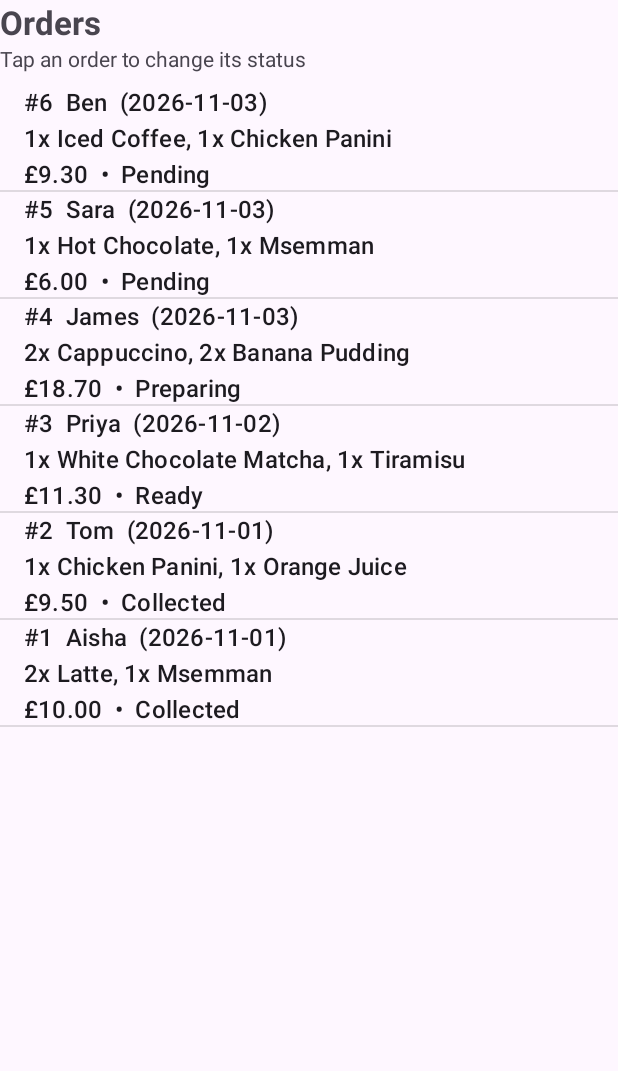
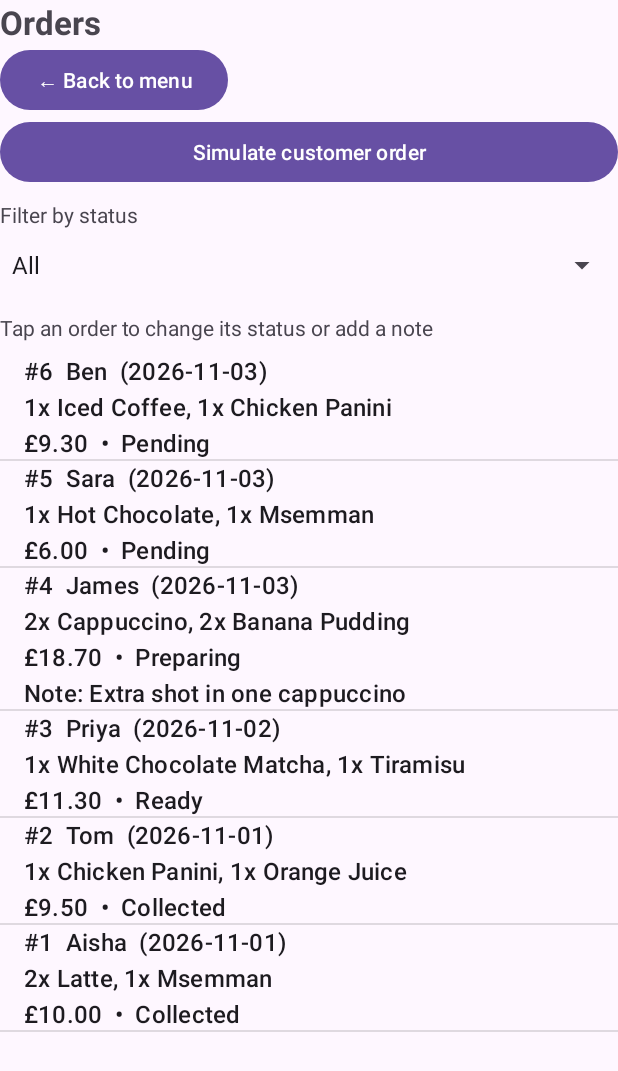
Before and after one commit to hamradsaad/CTEC3703-SmartCafeAdmin, an Android app: the screen it shows after launch (OrdersActivity), after a tap on "View orders", on a phone screen of 412 x 824 dp. Shown: the top 1071 px of the screen. Run offline under Robolectric (Android 15) with nearby library versions, the phone set to English and light mode, and no system bars; 1 other tap on this screen came first.

Commit message:
Add order simulator, status filter, order notes, menu descriptions, sample menu and back button

```diff
--- a/app/src/main/java/com/example/smartcafeadmin/DatabaseHelper.kt
+++ b/app/src/main/java/com/example/smartcafeadmin/DatabaseHelper.kt
@@ -134,6 +134,28 @@ class DatabaseHelper(context: Context) :
         return rows
     }
 
+    fun addSampleMenuIfEmpty() {
+        val db = readableDatabase
+        val cursor = db.rawQuery("SELECT COUNT(*) FROM MenuItems", null)
+        cursor.moveToFirst()
+        val count = cursor.getInt(0)
+        cursor.close()
+        db.close()
+
+        if (count == 0) {
+            addMenuItem("Latte", "Hot Drinks", 3.50, true, "Espresso with steamed milk")
+            addMenuItem("Cappuccino", "Hot Drinks", 3.40, true, "Espresso with foamed milk")
+            addMenuItem("Hot Chocolate", "Hot Drinks", 3.00, true, "Rich chocolate with steamed milk")
+            addMenuItem("White Chocolate Matcha", "Hot Drinks", 4.80, true, "Matcha latte with white chocolate")
+            addMenuItem("Iced Coffee", "Cold Drinks", 2.80, true, "Chilled coffee over ice")
+            addMenuItem("Orange Juice", "Cold Drinks", 3.00, true, "Freshly squeezed")
+            addMenuItem("Chicken Panini", "Food", 6.50, true, "Toasted panini with chicken and cheese")
+            addMenuItem("Msemman", "Food", 3.00, true, "Moroccan flatbread")
+            addMenuItem("Tiramisu", "Desserts", 6.50, true, "Coffee-soaked sponge with mascarpone")
+            addMenuItem("Banana Pudding", "Desserts", 5.95, true, "Layered banana, custard and biscuits")
+        }
+    }
+
     // ---------- Orders ----------
 
     private fun orderFrom(c: Cursor) = Order(
--- a/app/src/main/java/com/example/smartcafeadmin/MainActivity.kt
+++ b/app/src/main/java/com/example/smartcafeadmin/MainActivity.kt
@@ -21,6 +21,7 @@ class MainActivity : AppCompatActivity() {
     private lateinit var editName: EditText
     private lateinit var editCategory: EditText
     private lateinit var editPrice: EditText
+    private lateinit var editDescription: EditText
     private lateinit var checkAvailable: CheckBox
     private lateinit var buttonAdd: Button
 
@@ -38,10 +39,12 @@ class MainActivity : AppCompatActivity() {
         }
 
         db = DatabaseHelper(this)
+        db.addSampleMenuIfEmpty()
 
         editName = findViewById(R.id.editName)
         editCategory = findViewById(R.id.editCategory)
         editPrice = findViewById(R.id.editPrice)
+        editDescription = findViewById(R.id.editDescription)
         checkAvailable = findViewById(R.id.checkAvailable)
         buttonAdd = findViewById(R.id.buttonAdd)
         listMenu = findViewById(R.id.listMenu)
@@ -63,6 +66,7 @@ class MainActivity : AppCompatActivity() {
             editName.setText(item.name)
             editCategory.setText(item.category)
             editPrice.setText(item.price.toString())
+            editDescription.setText(item.description)
             checkAvailable.isChecked = item.available
             buttonAdd.text = "Update item"
         }
@@ -88,22 +92,23 @@ class MainActivity : AppCompatActivity() {
         val name = editName.text.toString().trim()
         val category = editCategory.text.toString().trim()
         val price = editPrice.text.toString().toDoubleOrNull()
+        val description = editDescription.text.toString().trim()
 
-        if (name.isEmpty() || category.isEmpty() || price == null) {
+        if (name.isEmpty() || category.isEmpty() || price == null || price <= 0) {
             Toast.makeText(this, "Please enter a name, category and valid price", Toast.LENGTH_SHORT).show()
             return
         }
 
         val current = selectedItem
         if (current == null) {
-            val result = db.addMenuItem(name, category, price, checkAvailable.isChecked)
+            val result = db.addMenuItem(name, category, price, checkAvailable.isChecked, description)
             if (result == -1L) {
                 Toast.makeText(this, "Could not save item", Toast.LENGTH_SHORT).show()
                 return
             }
             Toast.makeText(this, "$name added", Toast.LENGTH_SHORT).show()
         } else {
-            val updated = MenuItem(current.id, name, category, price, checkAvailable.isChecked)
+            val updated = MenuItem(current.id, name, category, price, checkAvailable.isChecked, description)
             db.updateMenuItem(updated)
             Toast.makeText(this, "$name updated", Toast.LENGTH_SHORT).show()
         }
@@ -116,6 +121,7 @@ class MainActivity : AppCompatActivity() {
         editName.text.clear()
         editCategory.text.clear()
         editPrice.text.clear()
+        editDescription.text.clear()
         checkAvailable.isChecked = true
         selectedItem = null
         buttonAdd.text = "Add item"
@@ -125,7 +131,11 @@ class MainActivity : AppCompatActivity() {
         menuItems = db.getAllMenuItems()
         val lines = menuItems.map { item ->
             val status = if (item.available) "Available" else "Sold out"
-            "${item.name}  |  ${item.category}  |  £${"%.2f".format(item.price)}  |  $status"
+            var line = "${item.name}  |  ${item.category}  |  £${"%.2f".format(item.price)}  |  $status"
+            if (item.description.isNotEmpty()) {
+                line += "\n${item.description}"
+            }
+            line
         }
         listMenu.adapter = ArrayAdapter(this, android.R.layout.simple_list_item_1, lines)
     }
--- a/app/src/main/java/com/example/smartcafeadmin/OrdersActivity.kt
+++ b/app/src/main/java/com/example/smartcafeadmin/OrdersActivity.kt
@@ -1,21 +1,36 @@
 package com.example.smartcafeadmin
 
 import android.os.Bundle
+import android.view.View
+import android.widget.AdapterView
 import android.widget.ArrayAdapter
+import android.widget.Button
+import android.widget.EditText
 import android.widget.ListView
+import android.widget.Spinner
 import android.widget.Toast
 import androidx.activity.enableEdgeToEdge
 import androidx.appcompat.app.AlertDialog
 import androidx.appcompat.app.AppCompatActivity
 import androidx.core.view.ViewCompat
 import androidx.core.view.WindowInsetsCompat
+import java.text.SimpleDateFormat
+import java.util.Date
+import java.util.Locale
 
 class OrdersActivity : AppCompatActivity() {
 
     private lateinit var db: DatabaseHelper
     private lateinit var listOrders: ListView
+    private lateinit var spinnerFilter: Spinner
     private var orders: List<Order> = emptyList()
+
     private val statuses = arrayOf("Pending", "Preparing", "Ready", "Collected")
+    private val filterOptions = arrayOf("All", "Pending", "Preparing", "Ready", "Collected")
+
+    // Fictional data used by the customer simulator
+    private val customerNames = listOf("Aisha", "Tom", "Priya", "James", "Sara", "Ben", "Yusuf", "Chloe", "Omar", "Emily")
+    private val sampleNotes = listOf("", "", "", "Extra shot", "No sugar", "Oat milk please", "Takeaway", "Extra hot")
 
     override fun onCreate(savedInstanceState: Bundle?) {
         super.onCreate(savedInstanceState)
@@ -29,32 +44,123 @@ class OrdersActivity : AppCompatActivity() {
 
         db = DatabaseHelper(this)
         listOrders = findViewById(R.id.listOrders)
+        spinnerFilter = findViewById(R.id.spinnerFilter)
 
         db.addSampleOrdersIfEmpty()
-        showOrders()
+        findViewById<Button>(R.id.buttonBack).setOnClickListener {
+            finish()
+        }
 
+        // Filter by status
+        spinnerFilter.adapter = ArrayAdapter(this, android.R.layout.simple_spinner_dropdown_item, filterOptions)
+        spinnerFilter.onItemSelectedListener = object : AdapterView.OnItemSelectedListener {
+            override fun onItemSelected(parent: AdapterView<*>?, view: View?, position: Int, id: Long) {
+                showOrders()
+            }
+            override fun onNothingSelected(parent: AdapterView<*>?) {}
+        }
+
+        // Customer simulator
+        findViewById<Button>(R.id.buttonSimulate).setOnClickListener {
+            simulateCustomerOrder()
+        }
+
+        // Tap an order: show details, change status or edit note
         listOrders.setOnItemClickListener { _, _, position, _ ->
-            val order = orders[position]
-            AlertDialog.Builder(this)
-                .setTitle("Order #${order.id} – ${order.customerName}")
-                .setItems(statuses) { _, which ->
-                    val newStatus = statuses[which]
-                    db.updateOrderStatus(order.id, newStatus)
-                    Toast.makeText(this, "Order #${order.id} is now $newStatus", Toast.LENGTH_SHORT).show()
-                    showOrders()
-                }
-                .setNegativeButton("Cancel", null)
-                .show()
+            showOrderDetails(orders[position])
         }
     }
 
     private fun showOrders() {
-        orders = db.getAllOrders()
+        val filter = spinnerFilter.selectedItem?.toString() ?: "All"
+        orders = if (filter == "All") db.getAllOrders() else db.getOrdersByStatus(filter)
+
         val lines = orders.map { order ->
-            "#${order.id}  ${order.customerName}  (${order.orderDate})\n" +
+            var line = "#${order.id}  ${order.customerName}  (${order.orderDate})\n" +
                     "${order.items}\n" +
                     "£${"%.2f".format(order.total)}  •  ${order.status}"
+            if (order.notes.isNotEmpty()) {
+                line += "\nNote: ${order.notes}"
+            }
+            line
         }
         listOrders.adapter = ArrayAdapter(this, android.R.layout.simple_list_item_1, lines)
+
+        if (orders.isEmpty()) {
+            Toast.makeText(this, "No $filter orders", Toast.LENGTH_SHORT).show()
+        }
+    }
+
+    private fun simulateCustomerOrder() {
+        val available = db.getAvailableMenuItems()
+        if (available.isEmpty()) {
+            Toast.makeText(this, "No available menu items. Add items or mark them available first.", Toast.LENGTH_LONG).show()
+            return
+        }
+
+        // Pick 1 to 3 different available items, each with quantity 1 or 2, at the current menu price
+        val howMany = (1..minOf(3, available.size)).random()
+        val chosen = available.shuffled().take(howMany)
+        val lines = chosen.map { item -> OrderItem(item.name, (1..2).random(), item.price) }
+
+        val name = customerNames.random()
+        val note = sampleNotes.random()
+        val today = SimpleDateFormat("yyyy-MM-dd", Locale.UK).format(Date())
+
+        val orderId = db.addOrder(name, lines, "Pending", today, note)
+        if (orderId == -1L) {
+            Toast.makeText(this, "Could not create order", Toast.LENGTH_SHORT).show()
+            return
+        }
+
+        Toast.makeText(this, "New order #$orderId from $name", Toast.LENGTH_SHORT).show()
+        showOrders()
+    }
+
+    private fun showOrderDetails(order: Order) {
+        val details = "Items: ${order.items}\n" +
+                "Total: £${"%.2f".format(order.total)}\n" +
+                "Status: ${order.status}\n" +
+                "Date: ${order.orderDate}\n" +
+                "Note: ${if (order.notes.isEmpty()) "(none)" else order.notes}"
+
+        AlertDialog.Builder(this)
+            .setTitle("Order #${order.id} – ${order.customerName}")
+            .setMessage(details)
+            .setPositiveButton("Change status") { _, _ -> changeStatus(order) }
+            .setNeutralButton("Edit note") { _, _ -> editNote(order) }
+            .setNegativeButton("Close", null)
+            .show()
+    }
+
+    private fun changeStatus(order: Order) {
+        AlertDialog.Builder(this)
+            .setTitle("Order #${order.id} – new status")
+            .setItems(statuses) { _, which ->
+                val newStatus = statuses[which]
+                db.updateOrderStatus(order.id, newStatus)
+                Toast.makeText(this, "Order #${order.id} is now $newStatus", Toast.LENGTH_SHORT).show()
+                showOrders()
+            }
+            .setNegativeButton("Cancel", null)
+            .show()
+    }
+
+    private fun editNote(order: Order) {
+        val input = EditText(this)
+        input.hint = "e.g. Extra shot (optional)"
+        input.setText(order.notes)
+
+        AlertDialog.Builder(this)
+            .setTitle("Note for order #${order.id}")
+            .setView(input)
+            .setPositiveButton("Save") { _, _ ->
+                val note = input.text.toString().trim()
+                db.updateOrderNotes(order.id, note)
+                Toast.makeText(this, "Note saved", Toast.LENGTH_SHORT).show()
+                showOrders()
+            }
+            .setNegativeButton("Cancel", null)
+            .show()
     }
 }
--- a/app/src/main/res/layout/activity_orders.xml
+++ b/app/src/main/res/layout/activity_orders.xml
@@ -14,12 +14,36 @@
         android:textSize="22sp"
         android:textStyle="bold" />
 
+    <Button
+        android:id="@+id/buttonBack"
+        android:layout_width="wrap_content"
+        android:layout_height="wrap_content"
+        android:text="← Back to menu" />
+
+    <Button
+        android:id="@+id/buttonSimulate"
+        android:layout_width="match_parent"
+        android:layout_height="wrap_content"
+        android:text="Simulate customer order" />
+
+    <TextView
+        android:layout_width="wrap_content"
+        android:layout_height="wrap_content"
+        android:layout_marginTop="8dp"
+        android:text="Filter by status" />
+
+    <Spinner
+        android:id="@+id/spinnerFilter"
+        android:layout_width="match_parent"
+        android:layout_height="48dp" />
+
     <TextView
         android:id="@+id/textOrdersHint"
         android:layout_width="wrap_content"
         android:layout_height="wrap_content"
+        android:layout_marginTop="8dp"
         android:layout_marginBottom="8dp"
-        android:text="Tap an order to change its status" />
+        android:text="Tap an order to change its status or add a note" />
 
     <ListView
         android:id="@+id/listOrders"
```
Also changed, not shown: app/src/main/res/layout/activity_main.xml (+7 -0 lines).
